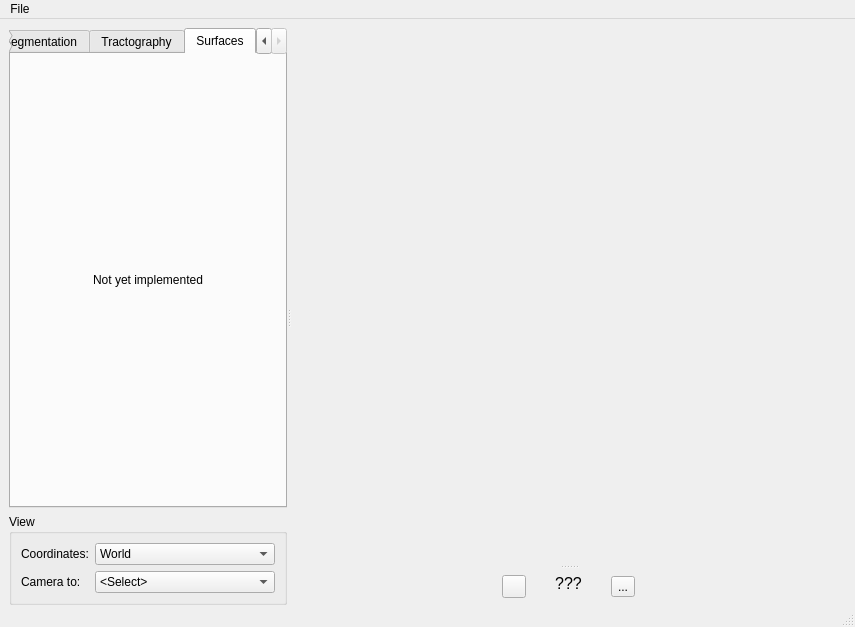
diego0020/braviz-app, file braviz/interaction/qt_guis/subject_overview.ui: the form before one commit.
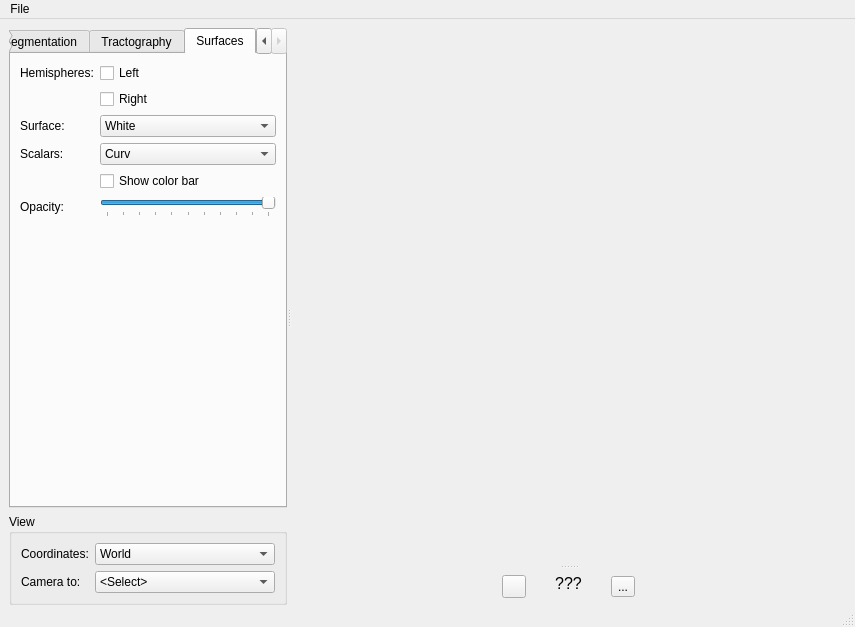
The form after the commit. The open tabs and pages were chosen to show the change. Icons and pictures are not drawn.

Commit message: surfaces in subject overview

```diff
--- a/braviz/interaction/qt_guis/subject_overview.ui
+++ b/braviz/interaction/qt_guis/subject_overview.ui
@@ -911,14 +911,136 @@
            <attribute name="title">
             <string>Surfaces</string>
            </attribute>
-           <layout class="QVBoxLayout" name="verticalLayout_9">
-            <item>
-             <widget class="QLabel" name="label_25">
+           <layout class="QFormLayout" name="formLayout_5">
+            <item row="0" column="0">
+             <widget class="QLabel" name="label_7">
               <property name="text">
-               <string>Not yet implemented</string>
+               <string>Hemispheres:</string>
               </property>
-              <property name="alignment">
-               <set>Qt::AlignCenter</set>
+             </widget>
+            </item>
+            <item row="2" column="0">
+             <widget class="QLabel" name="label_9">
+              <property name="text">
+               <string>Surface:</string>
+              </property>
+             </widget>
+            </item>
+            <item row="0" column="1">
+             <widget class="QCheckBox" name="surface_left_check">
+              <property name="layoutDirection">
+               <enum>Qt::LeftToRight</enum>
+              </property>
+              <property name="text">
+               <string>Left</string>
+              </property>
+             </widget>
+            </item>
+            <item row="1" column="1">
+             <widget class="QCheckBox" name="surface_right_check">
+              <property name="text">
+               <string>Right</string>
+              </property>
+             </widget>
+            </item>
+            <item row="3" column="0">
+             <widget class="QLabel" name="label_8">
+              <property name="text">
+               <string>Scalars:</string>
+              </property>
+             </widget>
+            </item>
+            <item row="2" column="1">
+             <widget class="QComboBox" name="surface_select_combo">
+              <item>
+               <property name="text">
+                <string>White</string>
+               </property>
+              </item>
+              <item>
+               <property name="text">
+                <string>Pial</string>
+               </property>
+              </item>
+             </widget>
+            </item>
+            <item row="3" column="1">
+             <widget class="QComboBox" name="surface_scalars_combo">
+              <item>
+               <property name="text">
+                <string>Curv</string>
+               </property>
+              </item>
+              <item>
+               <property name="text">
+                <string>Avg. curv</string>
+               </property>
+              </item>
+              <item>
+               <property name="text">
+                <string>Area</string>
+               </property>
+              </item>
+              <item>
+               <property name="text">
+                <string>Thickness</string>
+               </property>
+              </item>
+              <item>
+               <property name="text">
+                <string>Sulc</string>
+               </property>
+              </item>
+              <item>
+               <property name="text">
+                <string>Parcellation</string>
+               </property>
+              </item>
+              <item>
+               <property name="text">
+                <string>Parcellation 2009</string>
+               </property>
+              </item>
+              <item>
+               <property name="text">
+                <string>Broadman area</string>
+               </property>
+              </item>
+             </widget>
+            </item>
+            <item row="4" column="1">
+             <widget class="QCheckBox" name="surface_color_bar_check">
+              <property name="text">
+               <string>Show color bar</string>
+              </property>
+             </widget>
+            </item>
+            <item row="5" column="0">
+             <widget class="QLabel" name="label_11">
+              <property name="text">
+               <string>Opacity: </string>
+              </property>
+             </widget>
+            </item>
+            <item row="5" column="1">
+             <widget class="QSlider" name="surf_opacity_slider">
+              <property name="maximum">
+               <number>100</number>
+              </property>
+              <property name="value">
+               <number>100</number>
+              </property>
+              <property name="tracking">
+               <bool>false</bool>
+              </property>
+              <property name="orientation">
+               <enum>Qt::Horizontal</enum>
+              </property>
+              <property name="tickPosition">
+               <enum>QSlider::TicksBelow</enum>
+              </property>
+              <property name="tickInterval">
+               <number>10</number>
               </property>
              </widget>
             </item>
```
Left out of the diff: 2 changed lines with no effect on the pictures. The commit also changes 2 other files.
